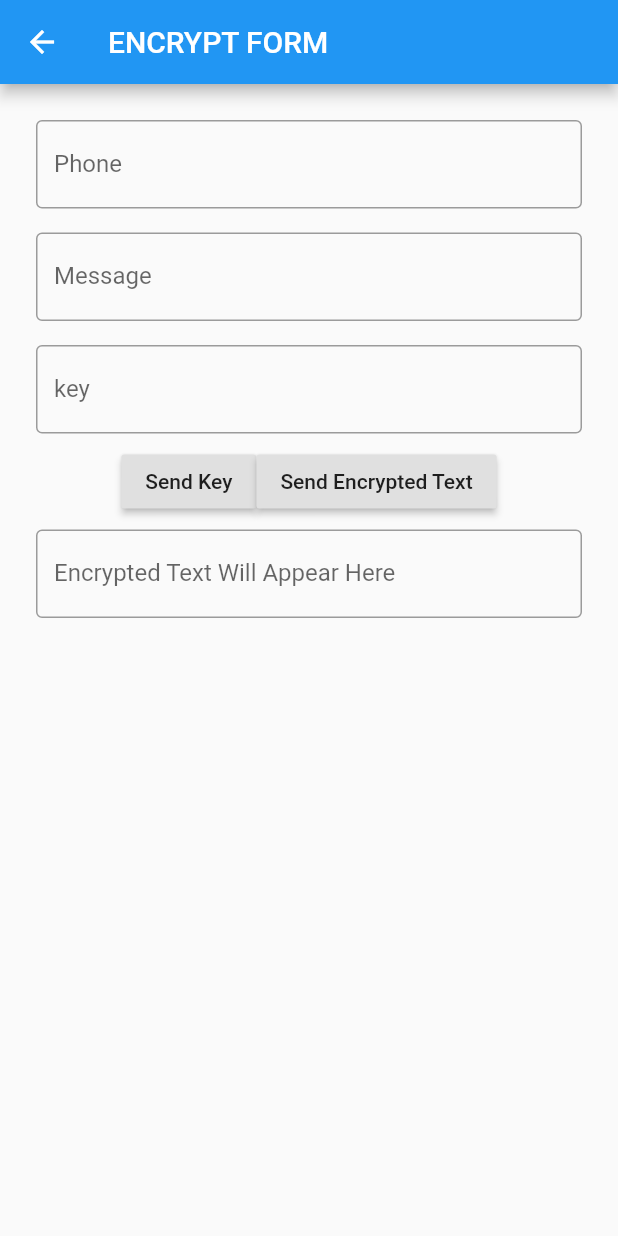
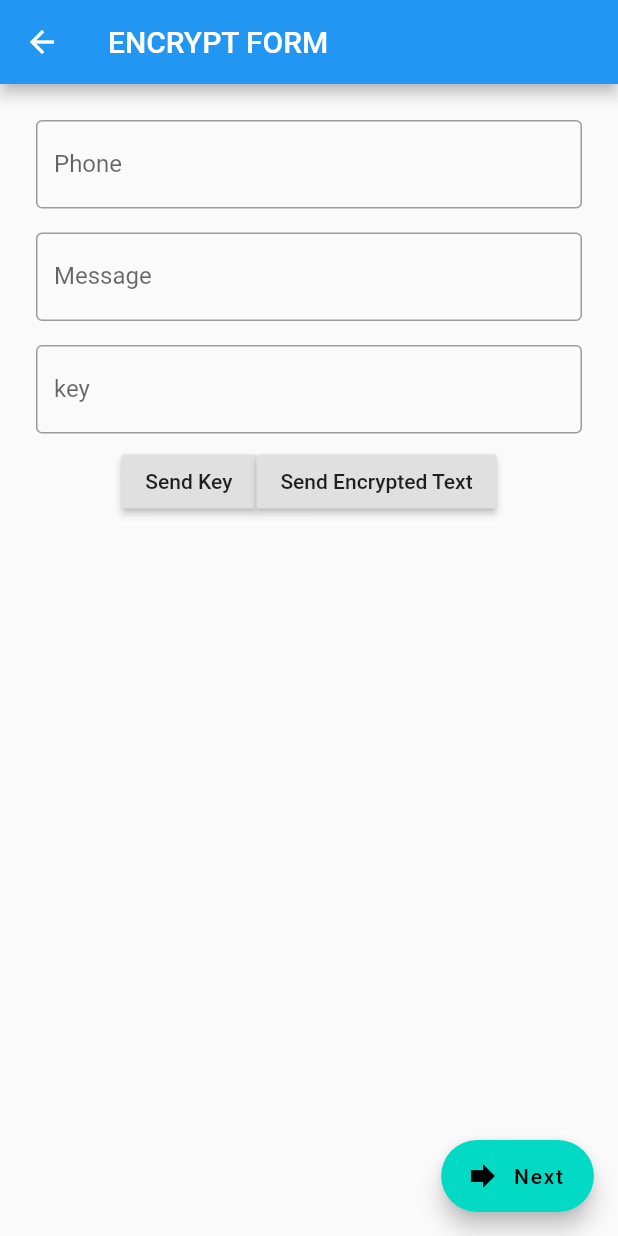
Before and after one commit to shrestha24/encrypted_message_app, a Flutter app: the EncryptForm screen opened directly, on a phone screen of 412 x 824 dp. Run offline on Flutter 3.47's test engine with Material 2 defaults, Android fonts, the phone set to English and light mode, and no system bars; our stand-ins replace firebase_auth, flutter_spinkit, font_awesome_flutter; missing offline and left inert: encrypt; accounts and stored records are empty.

Commit message:
FAB added

```diff
--- a/lib/page/encrypt_page.dart
+++ b/lib/page/encrypt_page.dart
@@ -1,5 +1,6 @@
 import 'dart:async';
 
+import 'package:encrypted_message_app/page/decrypt_page.dart';
 import 'package:flutter/material.dart';
 import 'package:encrypted_message_app/services/encrypt_service.dart';
 import 'package:url_launcher/url_launcher.dart';
@@ -91,21 +92,19 @@ class EncryptForm extends StatelessWidget {
                     )
                   ],
                 ),
-              Padding(
-                padding: const EdgeInsets.all(8.0),
-                child: TextField(
-                  controller: encryptedText,
-                  decoration: InputDecoration(
-                    hintText: "Encrypted Text",
-                    labelText: "Encrypted Text Will Appear Here",
-                    border: OutlineInputBorder(),
-                  ),
-                ),
-              ),
               ],
             ),
           ),
         ),
-    );
+        floatingActionButton: FloatingActionButton.extended(
+          backgroundColor: const Color(0xff03dac6),
+          foregroundColor: Colors.black,
+          onPressed: () {
+            Navigator.push(context,
+                new MaterialPageRoute(builder: (context) => DecryptPage()));
+          },
+          icon: Icon(Icons.forward),
+          label: Text('Next'),
+        ));
   }
 }
```
Also changed, not shown: lib/page/decrypt_page.dart (+6 -1 lines), lib/page/homeScreen.dart (+21 -28 lines). Lines whose indentation alone changed are shown as unchanged.
